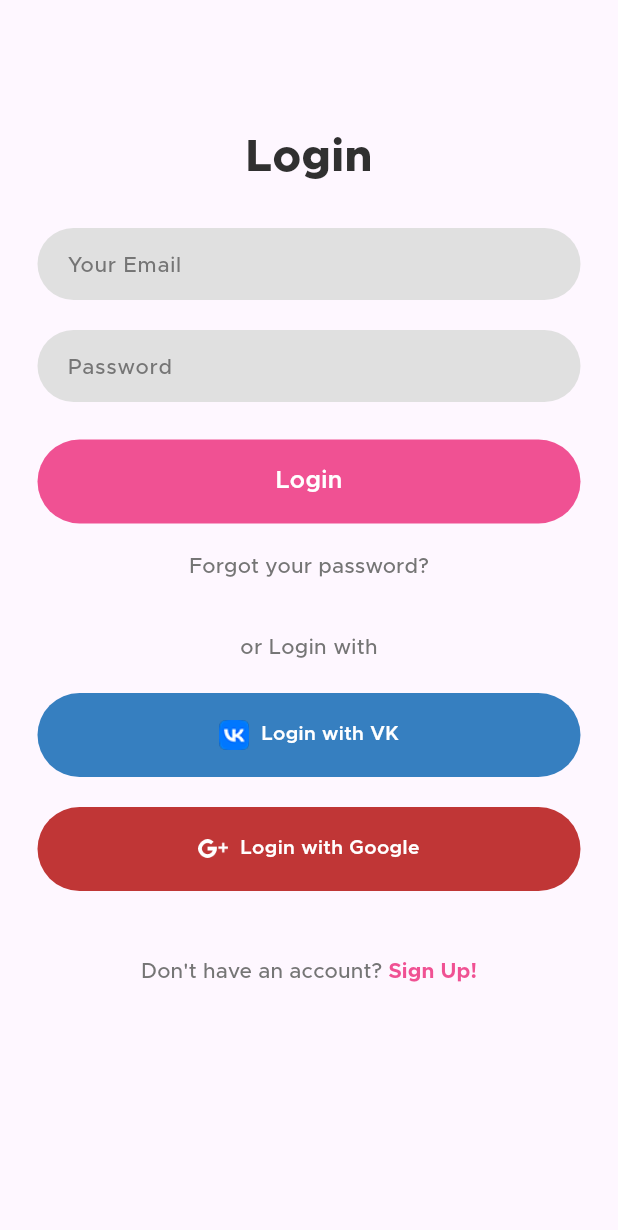
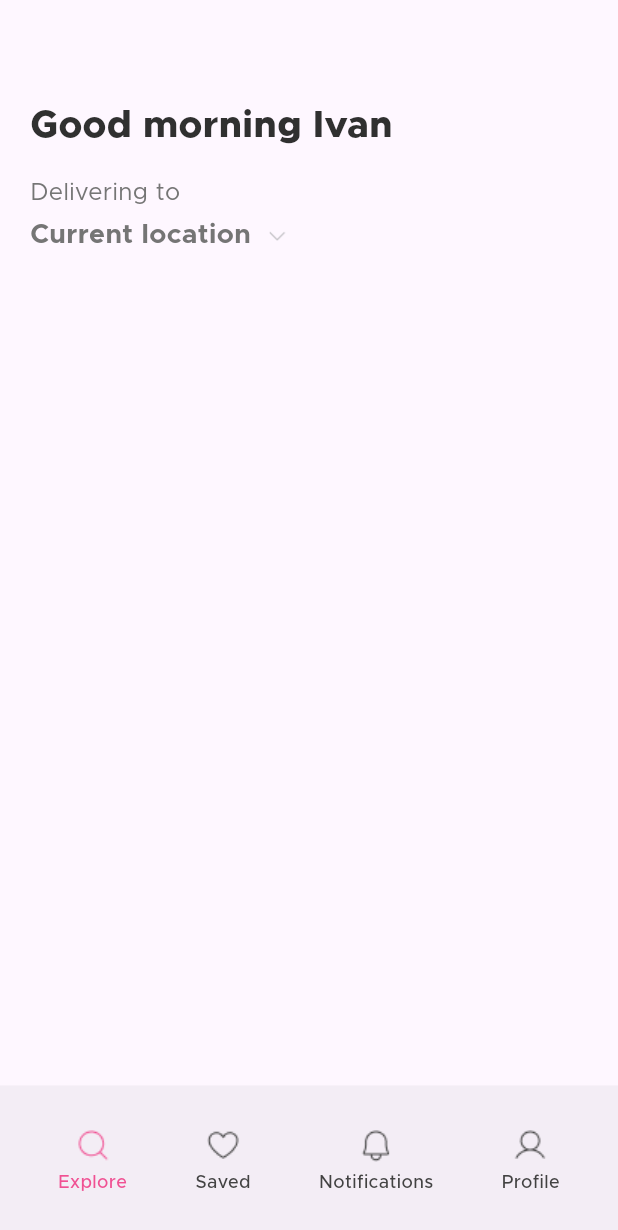
Before and after one commit to dulcean/StoreApplication, a Flutter app: the LoginView screen opened directly, after a tap on "Login", on a phone screen of 412 x 824 dp. Shown: the top 1230 px of the screen. Run offline on Flutter 3.47's test engine with Material 3 defaults, Android fonts, the light colour scheme and no system bars; our stand-ins replace dio; missing offline and left inert: otp_pin_field.

Commit message:
HomeExplore UI

```diff
--- a/flutter_store_application/lib/common_widgets/tab_button.dart
+++ b/flutter_store_application/lib/common_widgets/tab_button.dart
@@ -0,0 +1,44 @@
+import 'package:flutter/material.dart';
+import 'package:flutter_store_application/common/color_extension.dart';
+
+class TabButton extends StatelessWidget {
+  final VoidCallback onTap;
+  final String title;
+  final String icon;
+  final bool isSelected;
+
+  const TabButton(
+      {super.key,
+      required this.title,
+      required this.icon,
+      required this.onTap,
+      required this.isSelected});
+
+  @override
+  Widget build(BuildContext context) {
+    return InkWell(
+      onTap: onTap,
+      child: Column(
+        mainAxisSize: MainAxisSize.min,
+        crossAxisAlignment: CrossAxisAlignment.center,
+        children: [
+          Image.asset(
+            icon,
+            width: 25,
+            height: 25,
+            color: isSelected ? TColor.primary : TColor.placeholder,
+          ),
+          const SizedBox(
+            height: 4,
+          ),
+          Text(title,
+              style: TextStyle(
+                color: isSelected ? TColor.primary : TColor.placeholder,
+                fontSize: 12,
+                fontWeight: FontWeight.w500,
+              ))
+        ],
+      ),
+    );
+  }
+}
--- /dev/null
+++ b/flutter_store_application/lib/view/home/home_view.dart
@@ -0,0 +1,91 @@
+import 'package:flutter/material.dart';
+import 'package:flutter_store_application/common/color_extension.dart';
+
+class HomeView extends StatefulWidget {
+  const HomeView({super.key});
+
+  @override
+  State<HomeView> createState() => _HomeViewState();
+}
+
+class _HomeViewState extends State<HomeView> {
+  @override
+  Widget build(BuildContext context) {
+    return Scaffold(
+      body: SingleChildScrollView(
+        child: Padding(
+          padding: const EdgeInsets.symmetric(vertical: 20),
+          child: Column(
+            children: [
+              const SizedBox(
+                height: 46,
+              ),
+              Padding(
+                padding: const EdgeInsets.symmetric(horizontal: 20),
+                child: Row(
+                  mainAxisAlignment: MainAxisAlignment.spaceBetween,
+                  children: [
+                    Text(
+                      "Good morning Ivan",
+                      style: TextStyle(
+                        color: TColor.primaryText,
+                        fontSize: 25,
+                        fontWeight: FontWeight.w800,
+                      ),
+                    ),
+                    /*IconButton(
+                      onPressed: () {},
+                      icon: Image.asset("assets/img/cart.png"),
+                    )*/
+                  ],
+                ),
+              ),
+              const SizedBox(
+                height: 15,
+              ),
+              Padding(
+                padding: const EdgeInsets.symmetric(horizontal: 20),
+                child: Column(
+                  crossAxisAlignment: CrossAxisAlignment.start,
+                  children: [
+                    Text(
+                      "Delivering to",
+                      style: TextStyle(
+                        color: TColor.secondaryText,
+                        fontSize: 16,
+                      ),
+                    ),
+                    const SizedBox(
+                      height: 4,
+                    ),
+                    Row(
+                      mainAxisAlignment: MainAxisAlignment.start,
+                      children: [
+                        Text(
+                          "Current location",
+                          style: TextStyle(
+                            color: TColor.secondaryText,
+                            fontSize: 18,
+                            fontWeight: FontWeight.w700,
+                          ),
+                        ),
+                        const SizedBox(
+                          width: 10,
+                        ),
+                        Image.asset(
+                          "assets/img/CaretDown.png",
+                          width: 15,
+                          height: 15,
+                        )
+                      ],
+                    )
+                  ],
+                ),
+              ),
+            ],
+          ),
+        ),
+      ),
+    );
+  }
+}
--- a/flutter_store_application/lib/view/login/login_view.dart
+++ b/flutter_store_application/lib/view/login/login_view.dart
@@ -7,9 +7,10 @@ import 'package:flutter_store_application/common_widgets/round_textfield.dart';
 import 'package:flutter_store_application/dto/user_dto.dart';
 import 'package:flutter_store_application/view/login/reset_password_view.dart';
 import 'package:flutter_store_application/view/login/sign_up_view.dart';
+import 'package:flutter_store_application/view/main_tableview/main_tableview.dart';
 
 class LoginView extends StatefulWidget {
-  const LoginView ({super.key});
+  const LoginView({super.key});
 
   @override
   State<LoginView> createState() => _LoginViewState();
@@ -19,7 +20,6 @@ class _LoginViewState extends State<LoginView> {
   UserDTO userDto = UserDTO("", "", "", "");
   late TextEditingController txtEmail;
   late TextEditingController txtPassword;
-
 
   _LoginViewState() {
     txtEmail = TextEditingController(text: userDto.email);
@@ -34,21 +34,17 @@ class _LoginViewState extends State<LoginView> {
     });
   }
 
-
-
   Future save() async {
     final connection = Dio();
-    final response = await connection.post('http://10.0.2.2:8080/AddUser',
-     data: {
-        'email' : userDto.email,
-        'password' : userDto.password
-      },
+    final response = await connection.post(
+      'http://10.0.2.2:8080/AddUser',
+      data: {'email': userDto.email, 'password': userDto.password},
     );
     print(response.data);
   }
 
   @override
-  Widget build (BuildContext context) {
+  Widget build(BuildContext context) {
     //var media = MediaQuery.of(context).size;
 
     return Scaffold(
@@ -58,15 +54,15 @@ class _LoginViewState extends State<LoginView> {
           child: Column(
             crossAxisAlignment: CrossAxisAlignment.center,
             children: [
-
-              const SizedBox(height: 64,),
-
+              const SizedBox(
+                height: 64,
+              ),
               Text(
                 "Login",
-                style: TextStyle(color: TColor.primaryText,
-                 fontSize: 30 ,
-                 fontWeight: FontWeight.w800
-                 ),
+                style: TextStyle(
+                    color: TColor.primaryText,
+                    fontSize: 30,
+                    fontWeight: FontWeight.w800),
               ),
 
               /*RichText(
@@ -94,75 +90,84 @@ class _LoginViewState extends State<LoginView> {
            ),
           ),*/
 
-
-                const SizedBox(height: 25,),
-
+              const SizedBox(
+                height: 25,
+              ),
               RoundTextfield(
                 hintText: "Your Email",
                 controller: txtEmail,
                 keyboardType: TextInputType.emailAddress,
               ),
-
-                const SizedBox(height: 20,),
-
+              const SizedBox(
+                height: 20,
+              ),
               RoundTextfield(
                 hintText: "Password",
                 controller: txtPassword,
                 obscureText: true,
               ),
-                const SizedBox(height: 25,),
-                RoundButton(title: "Login", onPressed: () {
-
+              const SizedBox(
+                height: 25,
+              ),
+              RoundButton(
+                  title: "Login",
+                  onPressed: () {
+                    Navigator.push(
+                      context,
+                      MaterialPageRoute(
+                        builder: (context) => const MainTabView(),
+                      ),
+                    );
                   }),
-
-                const SizedBox(height: 5,),
-
-                TextButton(onPressed: () {
+              const SizedBox(
+                height: 5,
+              ),
+              TextButton(
+                onPressed: () {
                   Navigator.push(
                     context,
                     MaterialPageRoute(
                       builder: (context) => const ResetPasswordView(),
                     ),
                   );
-                }, child: Text(
+                },
+                child: Text(
                   "Forgot your password?",
-                style: TextStyle(color: TColor.secondaryText,
-                 fontSize: 14 ,
-                 fontWeight: FontWeight.w500
+                  style: TextStyle(
+                      color: TColor.secondaryText,
+                      fontSize: 14,
+                      fontWeight: FontWeight.w500),
                 ),
               ),
+              const SizedBox(
+                height: 20,
               ),
-
-                const SizedBox(height: 20,),
-
               Text(
                 "or Login with",
-                style: TextStyle(color: TColor.secondaryText,
-                 fontSize: 14 ,
-                 fontWeight: FontWeight.w500
+                style: TextStyle(
+                    color: TColor.secondaryText,
+                    fontSize: 14,
+                    fontWeight: FontWeight.w500),
               ),
+              const SizedBox(
+                height: 20,
               ),
-
-              const SizedBox(height: 20,),
-
               RoundIconButton(
                   title: "Login with VK",
                   icon: "assets/img/vk_logo.png",
                   color: const Color(0xff367Fc0),
-                  onPressed: (){ }
+                  onPressed: () {}),
+              const SizedBox(
+                height: 20,
               ),
-
-              const SizedBox(height: 20,),
-
               RoundIconButton(
                   title: "Login with Google",
                   icon: "assets/img/google_logo.png",
                   color: const Color.fromARGB(255, 192, 54, 54),
-                  onPressed: (){ }
+                  onPressed: () {}),
+              const SizedBox(
+                height: 30,
               ),
-
-              const SizedBox(height: 30,),
-
               TextButton(
                   onPressed: () {
                     Navigator.push(
@@ -171,7 +176,6 @@ class _LoginViewState extends State<LoginView> {
                         builder: (context) => const SignUpView(),
                       ),
                     );
-
                   },
                   child: Row(
                     mainAxisSize: MainAxisSize.min,
@@ -184,7 +188,6 @@ class _LoginViewState extends State<LoginView> {
                           fontWeight: FontWeight.w500,
                         ),
                       ),
-
                       Text(
                         "Sign Up!",
                         style: TextStyle(
@@ -194,8 +197,7 @@ class _LoginViewState extends State<LoginView> {
                         ),
                       )
                     ],
-               )
-              ),
+                  )),
             ],
           ),
         ),
--- a/flutter_store_application/lib/view/login/sign_up_view.dart
+++ b/flutter_store_application/lib/view/login/sign_up_view.dart
@@ -22,7 +22,6 @@ class _SignUpViewState extends State<SignUpView> {
   late TextEditingController txtEmail;
   late TextEditingController txtPassword;
   late TextEditingController txtConfirmPassword = TextEditingController();
-
 
   _SignUpViewState() {
     txtEmail = TextEditingController(text: userDto.email);
@@ -60,8 +59,6 @@ class _SignUpViewState extends State<SignUpView> {
     );
     print(response.data);
   }
-
-
 
   @override
   Widget build(BuildContext context) {
--- a/flutter_store_application/lib/view/main_tableview/main_tableview.dart
+++ b/flutter_store_application/lib/view/main_tableview/main_tableview.dart
@@ -1,5 +1,7 @@
 import 'package:flutter/material.dart';
 import 'package:flutter_store_application/common/color_extension.dart';
+import 'package:flutter_store_application/common_widgets/tab_button.dart';
+import 'package:flutter_store_application/view/home/home_view.dart';
 
 class MainTabView extends StatefulWidget {
   const MainTabView({super.key});
@@ -9,25 +11,77 @@ class MainTabView extends StatefulWidget {
 }
 
 class _MainTabViewState extends State<MainTabView> {
-  int selectTab = 2;
+  int selectTab = 0;
   PageStorageBucket storageBucket = PageStorageBucket();
-
+  Widget selectPageView = const HomeView();
 
   @override
   Widget build(BuildContext context) {
     return Scaffold(
+      body: PageStorage(bucket: storageBucket, child: selectPageView,),
+      backgroundColor: const Color(0xfff5f5f5),
+      floatingActionButtonLocation:
+          FloatingActionButtonLocation.miniCenterDocked,
       bottomNavigationBar: BottomAppBar(
         surfaceTintColor: TColor.white,
         shadowColor: Colors.black,
         elevation: 1,
         notchMargin: 12,
-        height: 64,
+        height: 100,
         shape: const CircularNotchedRectangle(),
         child: SafeArea(
           child: Row(
             mainAxisAlignment: MainAxisAlignment.spaceAround,
             children: [
-
+              TabButton(
+                  title: "Explore",
+                  icon: "assets/img/explore_logo.png",
+                  onTap: () {
+                    if (selectTab != 0) {
+                      selectTab = 0;
+                      selectPageView = const HomeView();
+                    }
+                    if (mounted) {
+                      setState(() {});
+                    }
+                  },
+                  isSelected: selectTab == 0),
+              TabButton(
+                  title: "Saved",
+                  icon: "assets/img/heart_logo.png",
+                  onTap: () {
+                    if (selectTab != 1) {
+                      selectTab = 1;
+                    }
+                    if (mounted) {
+                      setState(() {});
+                    }
+                  },
+                  isSelected: selectTab == 1),
+              TabButton(
+                  title: "Notifications",
+                  icon: "assets/img/bell_logo.png",
+                  onTap: () {
+                    if (selectTab != 2) {
+                      selectTab = 2;
+                    }
+                    if (mounted) {
+                      setState(() {});
+                    }
+                  },
+                  isSelected: selectTab == 2),
+              TabButton(
+                  title: "Profile",
+                  icon: "assets/img/user_logo.png",
+                  onTap: () {
+                    if (selectTab != 3) {
+                      selectTab = 3;
+                    }
+                    if (mounted) {
+                      setState(() {});
+                    }
+                  },
+                  isSelected: selectTab == 3),
             ],
           ),
         ),
```
Also changed, not shown: flutter_store_application/lib/common_widgets/round_button.dart (+18 -12 lines), flutter_store_application/lib/common_widgets/round_icon_button.dart (+4 -6 lines), flutter_store_application/assets/img/CaretDown.png (added), flutter_store_application/assets/img/bell_logo.png (added), flutter_store_application/assets/img/cart.png (added), flutter_store_application/assets/img/explore_logo.png (added), flutter_store_application/assets/img/heart_logo.png (added), flutter_store_application/assets/img/user_logo.png (added), 1 other file. Lines whose indentation alone changed are shown as unchanged.
